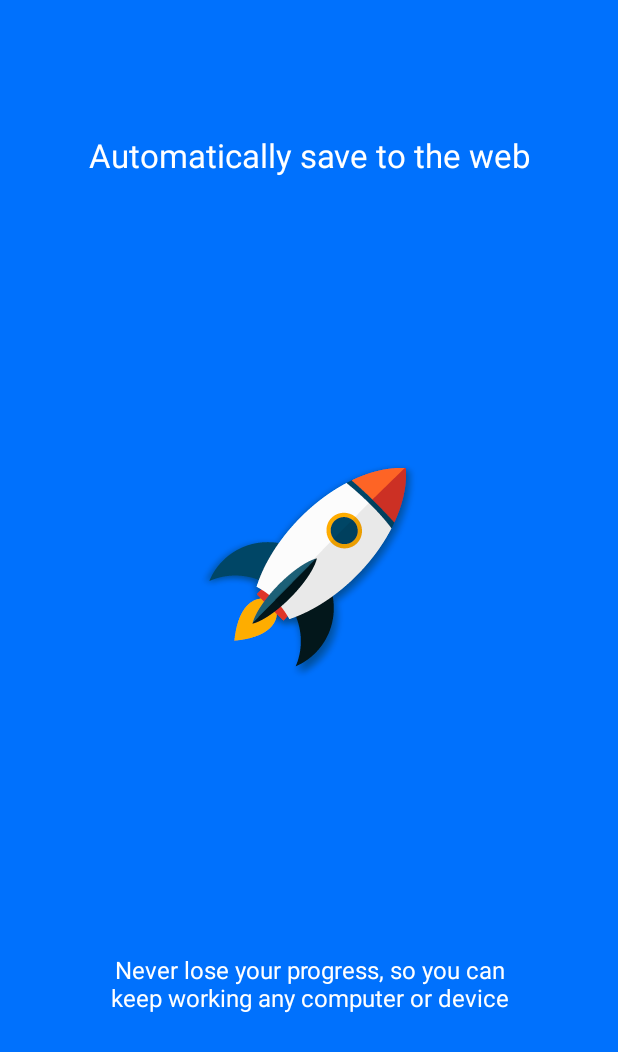
After one commit to Rialzista/ToDoIt, an Android app: the fragment FirstSlide shown on its own in the app's theme, on a phone screen of 412 x 824 dp. The commit adds this screen. Shown: the top 1052 px of the screen. Run offline under Robolectric (Android 15) with nearby library versions, the phone set to English and light mode, and no system bars.

Commit message:
Заменил картинку (ракеты) на большую. Добавил пример использования библиотеки визарда.

```diff
--- /dev/null
+++ b/app/src/main/java/it_aces/todoit/fragments/FirstSlide.java
@@ -0,0 +1,20 @@
+package it_aces.todoit.fragments;
+
+import android.os.Bundle;
+import android.support.annotation.Nullable;
+import android.support.v4.app.Fragment;
+import android.view.LayoutInflater;
+import android.view.View;
+import android.view.ViewGroup;
+
+import it_aces.todoit.R;
+
+public class FirstSlide extends Fragment {
+
+    @Nullable
+    @Override
+    public View onCreateView(LayoutInflater inflater, ViewGroup container, Bundle savedInstanceState) {
+        View v = inflater.inflate(R.layout.intro, container, false);
+        return v;
+    }
+}
--- /dev/null
+++ b/app/src/main/res/layout/intro.xml
@@ -0,0 +1,50 @@
+<?xml version="1.0" encoding="utf-8"?>
+<LinearLayout xmlns:android="http://schemas.android.com/apk/res/android"
+    android:orientation="vertical" android:layout_width="match_parent"
+    android:layout_height="match_parent"
+    android:background="#0071FD"
+    android:layout_weight="10"
+    android:id="@+id/main">
+
+    <TextView
+        android:layout_width="wrap_content"
+        android:layout_height="0dp"
+        android:layout_gravity="center"
+        android:gravity="center"
+        android:paddingLeft="32dp"
+        android:layout_weight="3"
+        android:textColor="#ffffff"
+        android:paddingRight="32dp"
+        android:textSize="22sp"
+        android:text="Automatically save to the web"/>
+
+    <LinearLayout
+        android:layout_width="fill_parent"
+        android:layout_height="0dp"
+        android:orientation="vertical"
+        android:gravity="center"
+        android:layout_weight="5">
+
+        <ImageView
+            android:layout_width="wrap_content"
+            android:layout_height="wrap_content"
+            android:layout_gravity="center"
+            android:paddingLeft="16dp"
+            android:paddingRight="16dp"
+            android:src="@drawable/rocket"/>
+    </LinearLayout>
+    <TextView
+        android:layout_width="wrap_content"
+        android:layout_height="0dp"
+        android:layout_weight="3"
+        android:layout_gravity="center"
+        android:gravity="center"
+        android:textColor="#ffffff"
+        android:paddingLeft="64dp"
+        android:paddingRight="64dp"
+        android:textSize="16sp"
+        android:text="Never lose your progress, so you can keep working any computer or device"/>
+    <TextView
+        android:layout_width="fill_parent"
+        android:layout_height="64dp" />
+</LinearLayout>
```
Also changed, not shown: app/src/main/AndroidManifest.xml (+2 -5 lines), app/src/main/java/it_aces/todoit/activities/WizardActivity.java (+15 -25 lines), app/src/main/res/drawable-hdpi/rocket.png (added), app/src/main/res/drawable-mdpi/rocket.png (added), app/src/main/res/drawable-xhdpi/rocket.png (added), app/src/main/res/drawable-xxhdpi/rocket.png (added), app/src/main/res/drawable-xxxhdpi/rocket.png (added), app/src/main/res/mipmap-xxxhdpi/ic_launcher.png (added).
